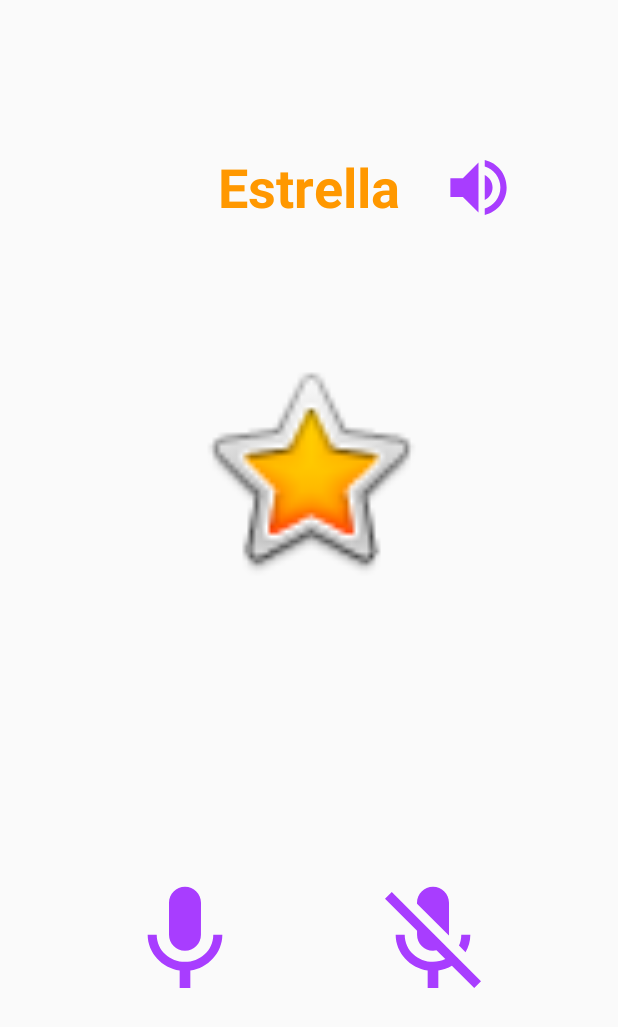
After one commit to Fponce9/Time2SpeakKotlin, an Android app: the Grabacion screen opened directly, with no data from a screen before it, on a phone screen of 412 x 824 dp. The commit adds this screen. Shown: the top 1027 px of the screen. Run offline under Robolectric (Android 15) with nearby library versions, the phone set to English and light mode, and no system bars.

Commit message:
Modulo Grabacion Realizado

```diff
--- /dev/null
+++ b/app/src/main/java/com/example/android8_kututis/Grabacion.kt
@@ -0,0 +1,97 @@
+package com.example.android8_kututis
+
+import android.Manifest
+import android.content.pm.PackageManager
+import android.media.MediaRecorder
+import android.os.Bundle
+import android.os.Environment
+import android.speech.tts.TextToSpeech
+import android.util.Log
+import android.widget.Toast
+import androidx.appcompat.app.AppCompatActivity
+import androidx.core.app.ActivityCompat
+import androidx.core.content.ContextCompat
+import kotlinx.android.synthetic.main.activity_grabacion.*
+import java.io.IOException
+import java.util.*
+
+class Grabacion : AppCompatActivity() {
+
+    lateinit var mTTS:TextToSpeech
+    private var mRecorder: MediaRecorder? = null
+    lateinit var pathSave: String
+    val REQUEST_PERMISSION_CODE = 1000
+
+    override fun onCreate(savedInstanceState: Bundle?) {
+        super.onCreate(savedInstanceState)
+        setContentView(R.layout.activity_grabacion)
+
+        if(!checkPermissionFromDevice())
+            requestPermission()
+
+        mTTS = TextToSpeech(applicationContext,TextToSpeech.OnInitListener {status ->
+            if(status != TextToSpeech.ERROR){
+                mTTS.language = Locale.getDefault()
+            }
+        })
+
+        ivSpeak.setOnClickListener{
+            val palabra = tvPalabra.text.toString()
+            if( palabra.isBlank()){
+                Toast.makeText(this,"El texto a reproducir esta vacio",Toast.LENGTH_SHORT).show()
+            }
+            else{
+                mTTS.speak(palabra,TextToSpeech.QUEUE_FLUSH,null)
+            }
+        }
+
+        ivMicrofono.setOnClickListener{
+            if(checkPermissionFromDevice()){
+            pathSave = Environment.getExternalStorageDirectory()
+                .absolutePath+"/"+ UUID.randomUUID().toString()+"_audio_record.3gp"
+            setupMediaRecorder()
+            try{
+                mRecorder?.prepare()
+                mRecorder?.start()
+            } catch (o :IOException){
+                Log.e("GRABACION ERROR", o.toString())
+            }
+            Toast.makeText(this,"Grabando",Toast.LENGTH_SHORT).show()
+            }else{
+                requestPermission()
+            }
+        }
+        ivMicrofonoOff.setOnClickListener{
+            mRecorder?.stop()
+            mRecorder?.release()
+            mRecorder = null
+        }
+
+    }
+
+    private fun setupMediaRecorder() {
+        mRecorder = MediaRecorder()
+        mRecorder?.setAudioSource(MediaRecorder.AudioSource.MIC)
+        mRecorder?.setOutputFormat(MediaRecorder.OutputFormat.THREE_GPP)
+        mRecorder?.setAudioEncoder(MediaRecorder.OutputFormat.AMR_NB)
+        mRecorder?.setOutputFile(pathSave)
+    }
+
+    private fun requestPermission() {
+        ActivityCompat.requestPermissions(this, arrayOf(Manifest.permission.WRITE_EXTERNAL_STORAGE,Manifest.permission.RECORD_AUDIO),REQUEST_PERMISSION_CODE)
+    }
+
+    private fun checkPermissionFromDevice(): Boolean {
+        val writeExternalStorage = ContextCompat.checkSelfPermission(this, Manifest.permission.WRITE_EXTERNAL_STORAGE)
+        val recordAudioResult = ContextCompat.checkSelfPermission(this, Manifest.permission.RECORD_AUDIO)
+        return writeExternalStorage.equals(PackageManager.PERMISSION_GRANTED) and recordAudioResult.equals(PackageManager.PERMISSION_GRANTED)
+    }
+
+    override fun onPause() {
+        if(mTTS.isSpeaking){
+            mTTS.stop()
+        }
+        super.onPause()
+    }
+
+}
--- /dev/null
+++ b/app/src/main/res/drawable/ic_baseline_mic_off_24.xml
@@ -0,0 +1,5 @@
+<vector android:height="24dp" android:tint="#A83DFF"
+    android:viewportHeight="24" android:viewportWidth="24"
+    android:width="24dp" xmlns:android="http://schemas.android.com/apk/res/android">
+    <path android:fillColor="@android:color/white" android:pathData="M19,11h-1.7c0,0.74 -0.16,1.43 -0.43,2.05l1.23,1.23c0.56,-0.98 0.9,-2.09 0.9,-3.28zM14.98,11.17c0,-0.06 0.02,-0.11 0.02,-0.17L15,5c0,-1.66 -1.34,-3 -3,-3S9,3.34 9,5v0.18l5.98,5.99zM4.27,3L3,4.27l6.01,6.01L9.01,11c0,1.66 1.33,3 2.99,3 0.22,0 0.44,-0.03 0.65,-0.08l1.66,1.66c-0.71,0.33 -1.5,0.52 -2.31,0.52 -2.76,0 -5.3,-2.1 -5.3,-5.1L5,11c0,3.41 2.72,6.23 6,6.72L11,21h2v-3.28c0.91,-0.13 1.77,-0.45 2.54,-0.9L19.73,21 21,19.73 4.27,3z"/>
+</vector>
--- /dev/null
+++ b/app/src/main/res/drawable/ic_mic_black_24dp.xml
@@ -0,0 +1,5 @@
+<vector android:height="24dp" android:tint="#A83DFF"
+    android:viewportHeight="24.0" android:viewportWidth="24.0"
+    android:width="24dp" xmlns:android="http://schemas.android.com/apk/res/android">
+    <path android:fillColor="#FF000000" android:pathData="M12,14c1.66,0 2.99,-1.34 2.99,-3L15,5c0,-1.66 -1.34,-3 -3,-3S9,3.34 9,5v6c0,1.66 1.34,3 3,3zM17.3,11c0,3 -2.54,5.1 -5.3,5.1S6.7,14 6.7,11L5,11c0,3.41 2.72,6.23 6,6.72L11,21h2v-3.28c3.28,-0.48 6,-3.3 6,-6.72h-1.7z"/>
+</vector>
--- /dev/null
+++ b/app/src/main/res/drawable/ic_volume_up_black_24dp.xml
@@ -0,0 +1,5 @@
+<vector android:height="24dp" android:tint="#A83DFF"
+    android:viewportHeight="24.0" android:viewportWidth="24.0"
+    android:width="24dp" xmlns:android="http://schemas.android.com/apk/res/android">
+    <path android:fillColor="#FF000000" android:pathData="M3,9v6h4l5,5L12,4L7,9L3,9zM16.5,12c0,-1.77 -1.02,-3.29 -2.5,-4.03v8.05c1.48,-0.73 2.5,-2.25 2.5,-4.02zM14,3.23v2.06c2.89,0.86 5,3.54 5,6.71s-2.11,5.85 -5,6.71v2.06c4.01,-0.91 7,-4.49 7,-8.77s-2.99,-7.86 -7,-8.77z"/>
+</vector>
--- /dev/null
+++ b/app/src/main/res/layout/activity_grabacion.xml
@@ -0,0 +1,71 @@
+<?xml version="1.0" encoding="utf-8"?>
+<androidx.constraintlayout.widget.ConstraintLayout xmlns:android="http://schemas.android.com/apk/res/android"
+    xmlns:app="http://schemas.android.com/apk/res-auto"
+    xmlns:tools="http://schemas.android.com/tools"
+    android:layout_width="match_parent"
+    android:layout_height="match_parent"
+    tools:context=".Grabacion">
+
+    <ImageView
+        android:id="@+id/iwPalabra"
+        android:layout_width="160dp"
+        android:layout_height="160dp"
+        android:layout_marginTop="84dp"
+        android:contentDescription="@string/foto_palabra"
+        app:layout_constraintEnd_toEndOf="parent"
+        app:layout_constraintStart_toStartOf="parent"
+        app:layout_constraintTop_toBottomOf="@+id/tvPalabra"
+        app:srcCompat="@android:drawable/btn_star_big_on" />
+
+    <TextView
+        android:id="@+id/tvPalabra"
+        android:layout_width="wrap_content"
+        android:layout_height="wrap_content"
+        android:layout_marginTop="100dp"
+        android:text="Estrella"
+        android:textColor="#FF9800"
+        android:textSize="36sp"
+        android:textStyle="bold"
+        app:layout_constraintEnd_toEndOf="parent"
+        app:layout_constraintStart_toStartOf="parent"
+        app:layout_constraintTop_toTopOf="parent" />
+
+    <ImageView
+        android:id="@+id/ivSpeak"
+        android:layout_width="50dp"
+        android:layout_height="50dp"
+        android:layout_marginEnd="68dp"
+        app:layout_constraintBottom_toBottomOf="@+id/tvPalabra"
+        app:layout_constraintEnd_toEndOf="parent"
+        app:layout_constraintTop_toTopOf="@+id/tvPalabra"
+        app:layout_constraintVertical_bias="0.483"
+        app:srcCompat="@drawable/ic_volume_up_black_24dp"
+        android:contentDescription="@string/imagen_speaker" />
+
+    <ImageView
+        android:id="@+id/ivMicrofono"
+        android:layout_width="85dp"
+        android:layout_height="88dp"
+        android:layout_marginTop="96dp"
+        android:layout_marginBottom="60dp"
+        android:contentDescription="@string/imagen_microfono"
+        app:layout_constraintBottom_toBottomOf="parent"
+        app:layout_constraintEnd_toStartOf="@+id/ivMicrofonoOff"
+        app:layout_constraintStart_toStartOf="parent"
+        app:layout_constraintTop_toBottomOf="@+id/iwPalabra"
+        app:srcCompat="@drawable/ic_mic_black_24dp" />
+
+    <ImageView
+        android:id="@+id/ivMicrofonoOff"
+        android:layout_width="85dp"
+        android:layout_height="85dp"
+        android:layout_marginTop="96dp"
+        android:layout_marginBottom="60dp"
+        app:layout_constraintBottom_toBottomOf="parent"
+        app:layout_constraintEnd_toEndOf="parent"
+        app:layout_constraintStart_toEndOf="@+id/ivMicrofono"
+        app:layout_constraintTop_toBottomOf="@+id/iwPalabra"
+        app:srcCompat="@drawable/ic_baseline_mic_off_24"
+        android:contentDescription="@string/microfono_apagado" />
+
+</androidx.constraintlayout.widget.ConstraintLayout>
--- a/app/src/main/res/values/strings.xml
+++ b/app/src/main/res/values/strings.xml
@@ -9,4 +9,8 @@
     <string name="registro">REGISTRO</string>
     <string name="apellido">Apellido</string>
     <string name="nombre">Nombre</string>
+    <string name="foto_palabra">Foto de la palabra</string>
+    <string name="imagen_speaker">Imagen de speaker</string>
+    <string name="imagen_microfono">Imagen de microfono</string>
+    <string name="microfono_apagado">Microfono Apagado</string>
 </resources>
--- a/build.gradle
+++ b/build.gradle
@@ -8,7 +8,7 @@ buildscript {
 
     }
     dependencies {
-        classpath 'com.android.tools.build:gradle:3.6.3'
+        classpath 'com.android.tools.build:gradle:4.0.0'
         classpath "org.jetbrains.kotlin:kotlin-gradle-plugin:$kotlin_version"
         classpath 'com.google.gms:google-services:4.3.3'
 
```
Also changed, not shown: app/src/main/AndroidManifest.xml (+7 -3 lines), gradle/wrapper/gradle-wrapper.properties.
